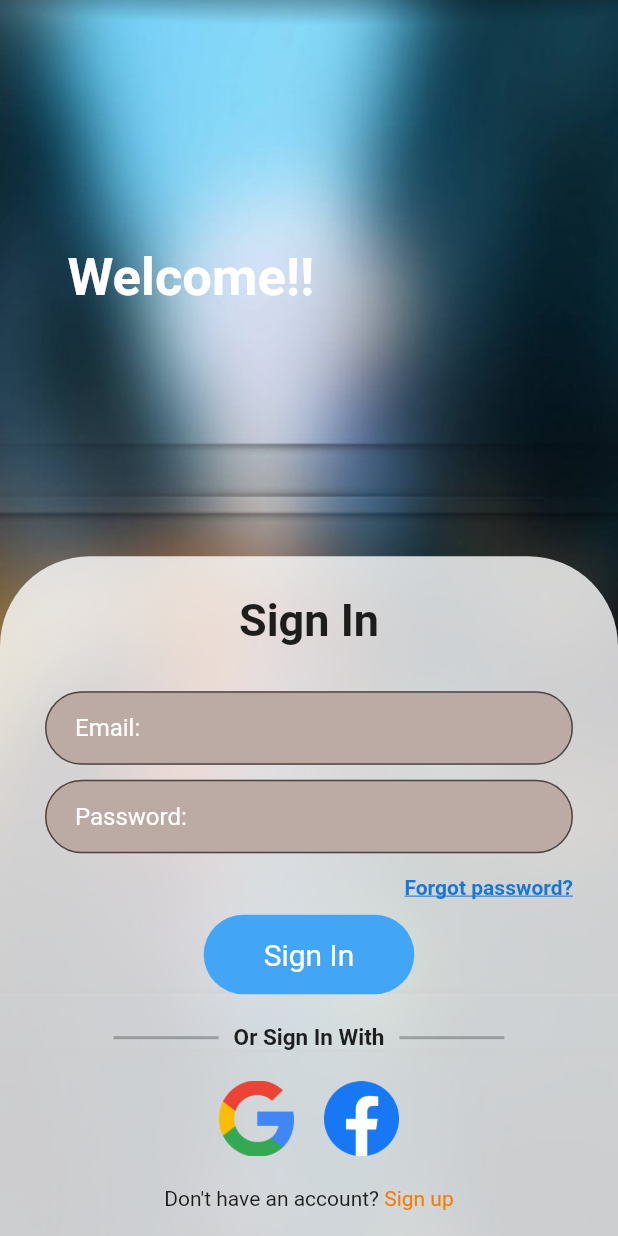
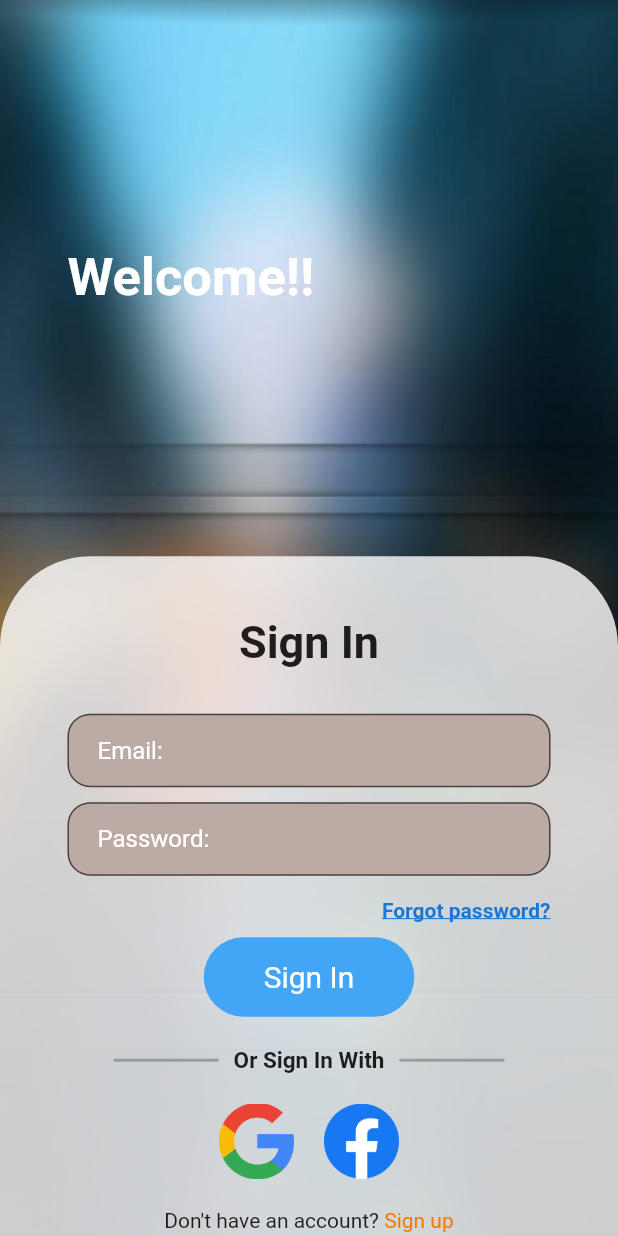
Before and after one commit to devesh0605/kalpasChallenge, a Flutter app: the screen it shows after launch, after a tap on "Sign Up", on a phone screen of 412 x 824 dp. Run offline on Flutter 3.47's test engine with Material 2 defaults, Android fonts, the phone set to English and light mode, and no system bars.

Commit message:
final tweeks

```diff
--- a/lib/screens/sign_in.dart
+++ b/lib/screens/sign_in.dart
@@ -43,6 +43,8 @@ class SignIn extends StatelessWidget {
                     ),
                   ),
                   child: SingleChildScrollView(
+                    child: Padding(
+                      padding: const EdgeInsets.all(15.0),
                       child: Column(
                         mainAxisAlignment: MainAxisAlignment.end,
                         children: [
@@ -61,7 +63,7 @@ class SignIn extends StatelessWidget {
                               keyboardType: TextInputType.emailAddress,
                               decoration: InputDecoration(
                                 border: OutlineInputBorder(
-                                borderRadius: BorderRadius.circular(25.0),
+                                  borderRadius: BorderRadius.circular(15.0),
                                 ),
                                 focusedBorder: OutlineInputBorder(
                                   borderSide: BorderSide(
@@ -88,7 +90,7 @@ class SignIn extends StatelessWidget {
                               obscureText: true,
                               decoration: InputDecoration(
                                 border: OutlineInputBorder(
-                                borderRadius: BorderRadius.circular(25.0),
+                                  borderRadius: BorderRadius.circular(15.0),
                                 ),
                                 focusedBorder: OutlineInputBorder(
                                   borderSide: BorderSide(
@@ -232,6 +234,7 @@ class SignIn extends StatelessWidget {
                       ),
                     ),
                   ),
+                ),
               )
             ],
           ),
--- a/lib/screens/sign_up.dart
+++ b/lib/screens/sign_up.dart
@@ -42,6 +42,8 @@ class SignUp extends StatelessWidget {
                     ),
                   ),
                   child: SingleChildScrollView(
+                    child: Padding(
+                      padding: const EdgeInsets.all(15.0),
                       child: Column(
                         children: [
                           Padding(
@@ -58,7 +60,7 @@ class SignUp extends StatelessWidget {
                             child: TextField(
                               decoration: InputDecoration(
                                 border: OutlineInputBorder(
-                                borderRadius: BorderRadius.circular(25.0),
+                                  borderRadius: BorderRadius.circular(15.0),
                                 ),
                                 focusedBorder: OutlineInputBorder(
                                   borderSide: BorderSide(
@@ -86,7 +88,7 @@ class SignUp extends StatelessWidget {
                               obscureText: true,
                               decoration: InputDecoration(
                                 border: OutlineInputBorder(
-                                borderRadius: BorderRadius.circular(25.0),
+                                  borderRadius: BorderRadius.circular(15.0),
                                 ),
                                 focusedBorder: OutlineInputBorder(
                                   borderSide: BorderSide(
@@ -113,7 +115,7 @@ class SignUp extends StatelessWidget {
                               obscureText: true,
                               decoration: InputDecoration(
                                 border: OutlineInputBorder(
-                                borderRadius: BorderRadius.circular(25.0),
+                                  borderRadius: BorderRadius.circular(15.0),
                                 ),
                                 focusedBorder: OutlineInputBorder(
                                   borderSide: BorderSide(
@@ -244,6 +246,7 @@ class SignUp extends StatelessWidget {
                       ),
                     ),
                   ),
+                ),
               )
             ],
           ),
```
Lines whose indentation alone changed are shown as unchanged.
